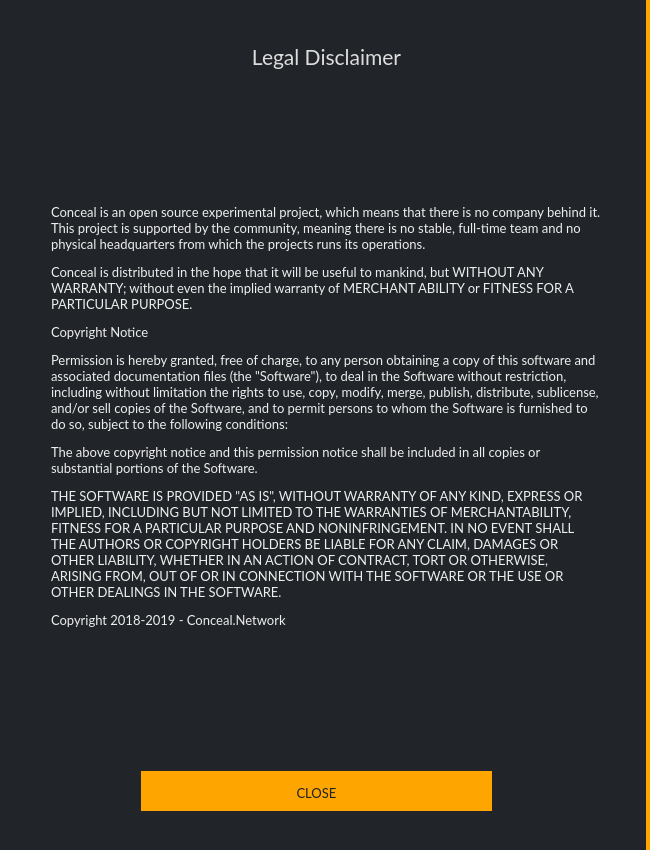
First picture: the form in src/gui/ui/disclaimerdialog.ui, repository ConcealNetwork/conceal-desktop, before the edit.
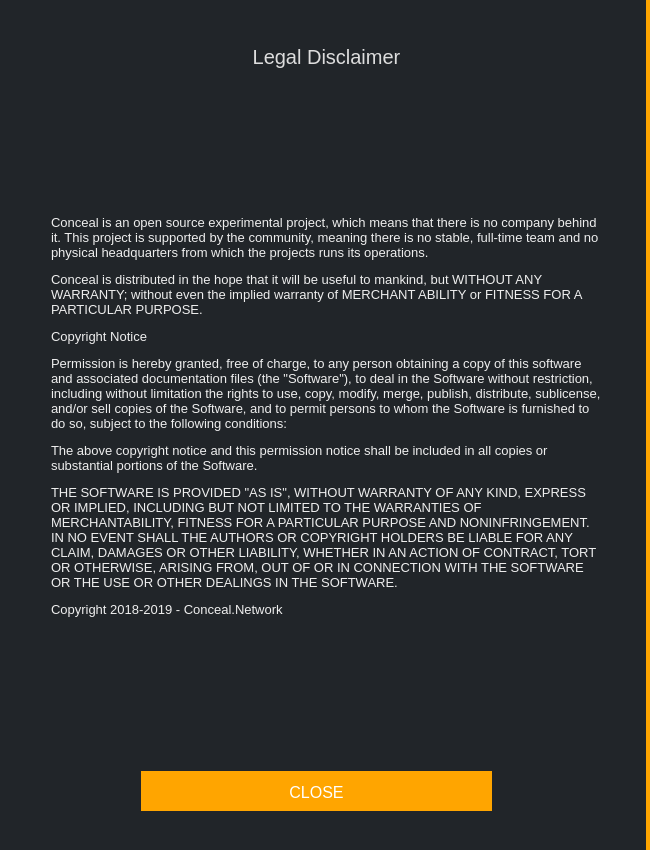
Second picture: the form after the edit.

Patch:
```diff
--- a/src/gui/ui/disclaimerdialog.ui
+++ b/src/gui/ui/disclaimerdialog.ui
@@ -60,13 +60,13 @@
       </property>
       <property name="font">
        <font>
-        <family>Lato</family>
-        <pointsize>10</pointsize>
+        <pointsize>-1</pointsize>
        </font>
       </property>
       <property name="styleSheet">
        <string notr="true">color: #eee;
-border-right: 0px;</string>
+border-right: 0px;
+font-size: 13px;</string>
       </property>
       <property name="text">
        <string>&lt;html&gt;&lt;head/&gt;&lt;body&gt;&lt;p&gt;Conceal is an open source experimental project, which means that there is no company behind it. This project is supported by the community, meaning there is no stable, full-time team and no physical headquarters from which the projects runs its operations. &lt;/p&gt;&lt;p&gt;Conceal is distributed in the hope that it will be useful to mankind, but WITHOUT ANY WARRANTY; without even the implied warranty of MERCHANT ABILITY or FITNESS FOR A PARTICULAR PURPOSE.&lt;/p&gt;&lt;p&gt;Copyright Notice &lt;/p&gt;&lt;p&gt;Permission is hereby granted, free of charge, to any person obtaining a copy of this software and associated documentation files (the &amp;quot;Software&amp;quot;), to deal in the Software without restriction, including without limitation the rights to use, copy, modify, merge, publish, distribute, sublicense, and/or sell copies of the Software, and to permit persons to whom the Software is furnished to do so, subject to the following conditions: &lt;/p&gt;&lt;p&gt;The above copyright notice and this permission notice shall be included in all copies or substantial portions of the Software. &lt;/p&gt;&lt;p&gt;THE SOFTWARE IS PROVIDED &amp;quot;AS IS&amp;quot;, WITHOUT WARRANTY OF ANY KIND, EXPRESS OR IMPLIED, INCLUDING BUT NOT LIMITED TO THE WARRANTIES OF MERCHANTABILITY, FITNESS FOR A PARTICULAR PURPOSE AND NONINFRINGEMENT. IN NO EVENT SHALL THE AUTHORS OR COPYRIGHT HOLDERS BE LIABLE FOR ANY CLAIM, DAMAGES OR OTHER LIABILITY, WHETHER IN AN ACTION OF CONTRACT, TORT OR OTHERWISE, ARISING FROM, OUT OF OR IN CONNECTION WITH THE SOFTWARE OR THE USE OR OTHER DEALINGS IN THE SOFTWARE.&lt;/p&gt;&lt;p&gt;Copyright 2018-2019 - Conceal.Network&lt;/p&gt;&lt;/body&gt;&lt;/html&gt;</string>
@@ -98,13 +98,13 @@
       </property>
       <property name="font">
        <font>
-        <family>Lato</family>
-        <pointsize>10</pointsize>
+        <pointsize>-1</pointsize>
        </font>
       </property>
       <property name="styleSheet">
-       <string notr="true">color: #222; background-color: orange; border-top: 3px solid orange;
-border-right: 0px;</string>
+       <string notr="true">color: white; background-color: orange; border-top: 3px solid orange;
+border-right: 0px;
+font-size: 16px;</string>
       </property>
       <property name="text">
        <string>CLOSE</string>
@@ -121,13 +121,13 @@
       </property>
       <property name="font">
        <font>
-        <family>Lato</family>
-        <pointsize>16</pointsize>
+        <pointsize>-1</pointsize>
        </font>
       </property>
       <property name="styleSheet">
        <string notr="true">color: #ddd;
-border-right: 0px;</string>
+border-right: 0px;
+font-size: 20px;</string>
       </property>
       <property name="text">
        <string>Legal Disclaimer</string>
```
